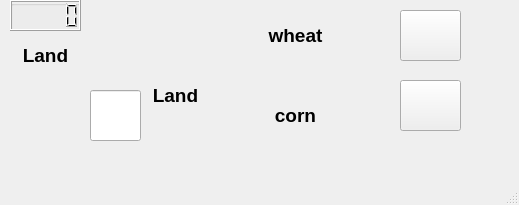
Above: mland.ui from SjdHbz/bullshit before the change. Below: the same form after it.
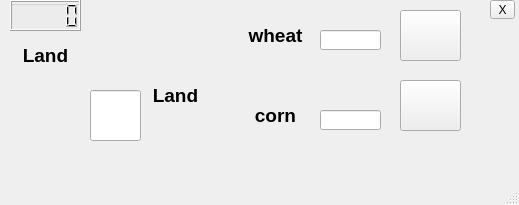
That is the form after the change. Icons and pictures are not drawn.

```diff
--- a/mland.ui
+++ b/mland.ui
@@ -52,7 +52,7 @@
    <widget class="QLabel" name="label_67">
     <property name="geometry">
      <rect>
-      <x>250</x>
+      <x>230</x>
       <y>100</y>
       <width>91</width>
       <height>31</height>
@@ -65,7 +65,7 @@
    <widget class="QLabel" name="label_68">
     <property name="geometry">
      <rect>
-      <x>250</x>
+      <x>230</x>
       <y>20</y>
       <width>91</width>
       <height>31</height>
@@ -162,6 +162,45 @@
      <string>&lt;html&gt;&lt;head/&gt;&lt;body&gt;&lt;p align=&quot;center&quot;&gt;&lt;span style=&quot; font-size:14pt; font-weight:600;&quot;&gt;Land&lt;/span&gt;&lt;/p&gt;&lt;/body&gt;&lt;/html&gt;</string>
     </property>
    </widget>
+   <widget class="QLineEdit" name="lineEdit_cron">
+    <property name="geometry">
+     <rect>
+      <x>320</x>
+      <y>110</y>
+      <width>61</width>
+      <height>20</height>
+     </rect>
+    </property>
+    <property name="styleSheet">
+     <string notr="true">font: 75 10pt &quot;MS Shell Dlg 2&quot;;</string>
+    </property>
+   </widget>
+   <widget class="QLineEdit" name="lineEdit_wheat">
+    <property name="geometry">
+     <rect>
+      <x>320</x>
+      <y>30</y>
+      <width>61</width>
+      <height>20</height>
+     </rect>
+    </property>
+    <property name="styleSheet">
+     <string notr="true">font: 75 10pt &quot;MS Shell Dlg 2&quot;;</string>
+    </property>
+   </widget>
+   <widget class="QToolButton" name="toolButton">
+    <property name="geometry">
+     <rect>
+      <x>490</x>
+      <y>0</y>
+      <width>25</width>
+      <height>19</height>
+     </rect>
+    </property>
+    <property name="text">
+     <string>X</string>
+    </property>
+   </widget>
   </widget>
   <widget class="QMenuBar" name="menubar">
    <property name="geometry">
```
Left out of the diff: 21 changed lines with no effect on the pictures.
